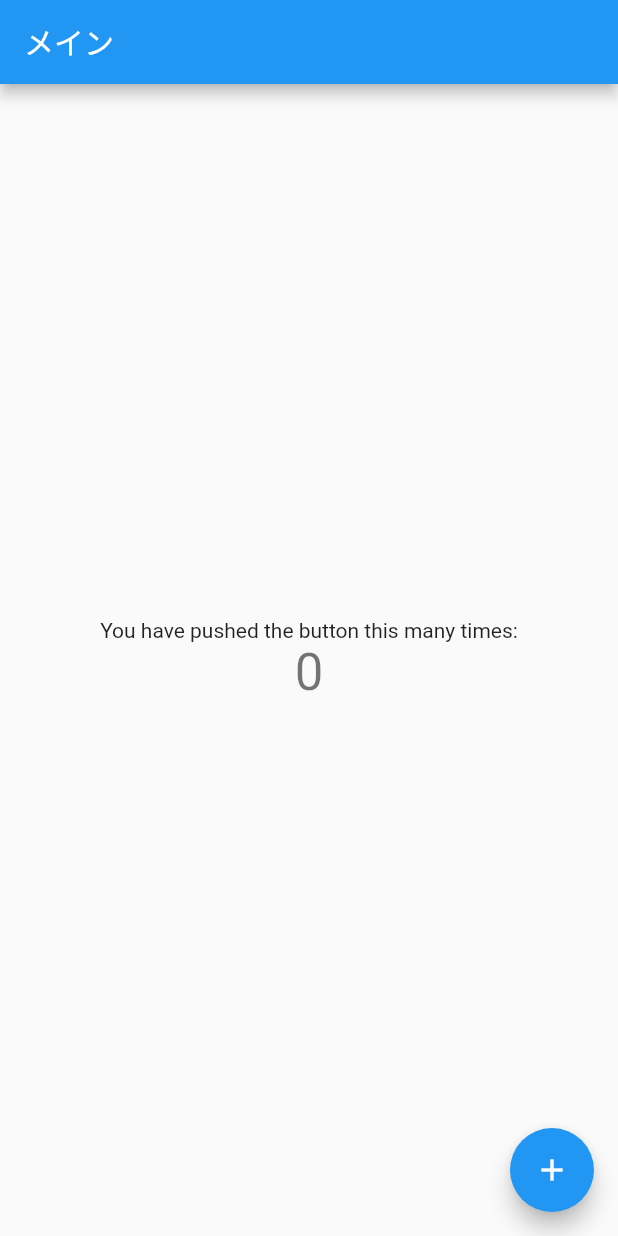
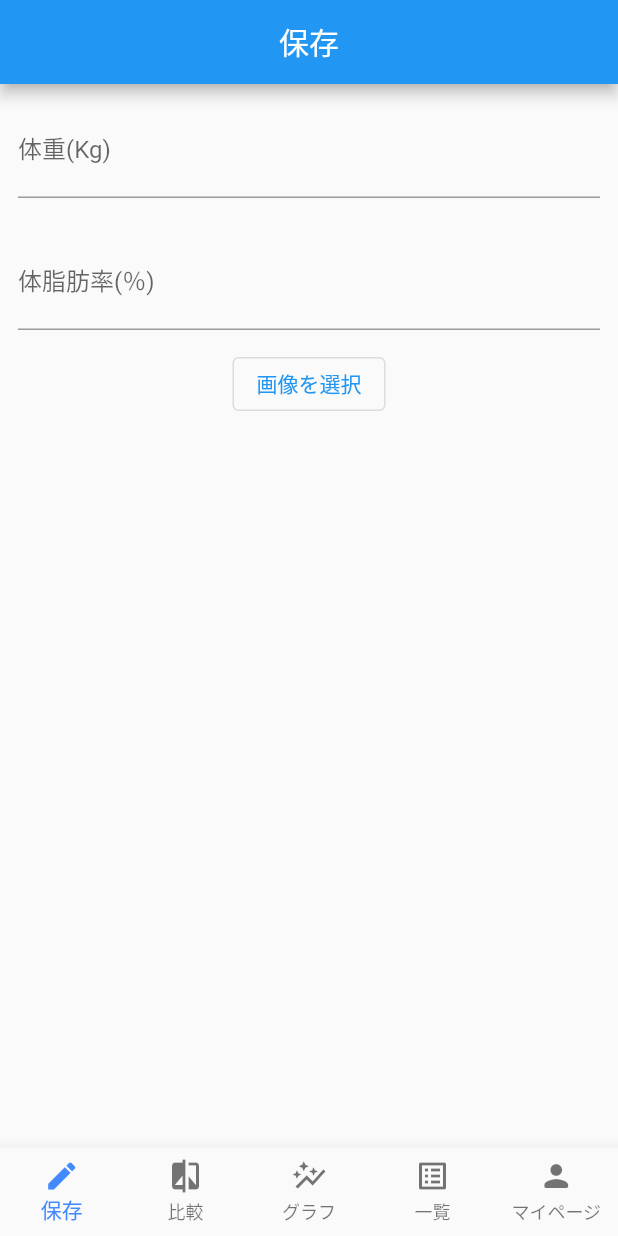
Before and after one commit to samuraituru/kinniku_test1, a Flutter app: the screen it shows after launch, on a phone screen of 412 x 824 dp. Run offline on Flutter 3.47's test engine with Material 2 defaults, Android fonts, the phone set to English and light mode, and no system bars; our stand-ins replace image_picker.

Commit message:
BottomNavigationBarItemの実装

```diff
--- a/lib/main.dart
+++ b/lib/main.dart
@@ -1,4 +1,5 @@
 import 'package:flutter/material.dart';
+import 'package:kinnikunikki_test/pages/BottomTabPage.dart';
 
 void main() {
   runApp(const MyApp());
@@ -11,11 +12,11 @@ class MyApp extends StatelessWidget {
   @override
   Widget build(BuildContext context) {
     return MaterialApp(
-      title: 'Flutter Demo',
       theme: ThemeData(
         primarySwatch: Colors.blue,
+        visualDensity: VisualDensity.adaptivePlatformDensity,
       ),
-      home: const MyHomePage(title: 'メイン'),
+      home: BottomTabPage(),
     );
   }
 }
@@ -33,11 +34,6 @@ class MyHomePage extends StatefulWidget {
 class _MyHomePageState extends State<MyHomePage> {
   int _counter = 0;
 
-  void _incrementCounter() {
-    setState(() {
-      _counter++;
-    });
-  }
 
   @override
   Widget build(BuildContext context) {
@@ -56,13 +52,17 @@ class _MyHomePageState extends State<MyHomePage> {
               '$_counter',
               style: Theme.of(context).textTheme.headline4,
             ),
+            TextButton(
+              onPressed: () {
+                Navigator.push(
+                  context,
+                  MaterialPageRoute(builder: (context) => BottomTabPage()),
+                );
+              },
+              child: Text('ok'),
+            ),
           ],
         ),
-      ),
-      floatingActionButton: FloatingActionButton(
-        onPressed: _incrementCounter,
-        tooltip: 'Increment',
-        child: const Icon(Icons.add),
       ),
     );
   }
--- /dev/null
+++ b/lib/pages/BottomTabPage.dart
@@ -0,0 +1,64 @@
+import 'package:flutter/material.dart';
+import 'package:kinnikunikki_test/pages/graph_page.dart';
+import 'package:kinnikunikki_test/pages/list_page.dart';
+import 'package:kinnikunikki_test/pages/my_page.dart';
+import 'package:kinnikunikki_test/pages/storage_page.dart';
+import 'package:kinnikunikki_test/pages/comparison_page.dart';
+
+class BottomTabPage extends StatefulWidget {
+  @override
+  State<StatefulWidget> createState() {
+    return _BottomTabPageState();
+  }
+}
+
+  var bartitle = <String>['保存','比較','グラフ','一覧','マイページ'];
+
+
+class _BottomTabPageState extends State<BottomTabPage> {
+  int _currentIndex = 0;
+  final _pageWidgets = [
+    StoragePage(),
+    ComparisonPage(),
+    GraphPage(),
+    ListPge(),
+    MyPage(),
+  ];
+
+  @override
+  Widget build(BuildContext context) {
+    return Scaffold(
+      body: _pageWidgets.elementAt(_currentIndex),
+      bottomNavigationBar: BottomNavigationBar(
+        items: <BottomNavigationBarItem>[
+          BottomNavigationBarItem(
+            icon: Icon(Icons.edit),
+            label: bartitle[0],
+          ),
+          BottomNavigationBarItem(
+            icon: Icon(Icons.compare),
+            label: bartitle[1],
+          ),
+          BottomNavigationBarItem(
+            icon: Icon(Icons.auto_graph_sharp),
+            label: bartitle[2],
+          ),
+          BottomNavigationBarItem(
+            icon: Icon(Icons.list_alt),
+            label: bartitle[3],
+          ),
+          BottomNavigationBarItem(
+            icon: Icon(Icons.person_rounded),
+            label: bartitle[4],
+          ),
+        ],
+        currentIndex: _currentIndex,
+        fixedColor: Colors.blueAccent,
+        onTap: _onItemTapped,
+        type: BottomNavigationBarType.fixed,
+      ),
+    );
+  }
+
+  void _onItemTapped(int index) => setState(() => _currentIndex = index );
+}
--- /dev/null
+++ b/lib/pages/storage_page.dart
@@ -0,0 +1,60 @@
+import 'dart:io';
+import 'package:flutter/material.dart';
+import 'package:kinnikunikki_test/pages/BottomTabPage.dart';
+import 'package:image_picker/image_picker.dart';
+
+class StoragePage extends StatelessWidget {
+
+  final ImagePicker _picker = ImagePicker();
+  File? _file;
+
+  @override
+  Widget build(BuildContext context) {
+    // TODO: implement build
+    return Scaffold(
+      appBar: AppBar(
+          title: Center(
+            child: Text(
+                bartitle[0]
+            ),
+          ),
+      ),
+      body: Container(
+        child: Column(
+          children: <Widget>[
+              //ここにカレンダーが入る
+            Padding(
+              padding: const EdgeInsets.all(12.0),
+              child: TextField(
+                  decoration: InputDecoration(
+                    labelText: '体重(Kg)',
+                    hintText: '体重(Kg)',
+                  ),
+                ),
+            ),
+            Padding(
+              padding: const EdgeInsets.all(12.0),
+              child: TextField(
+                  decoration: InputDecoration(
+                      labelText: '体脂肪率(％)',
+                      hintText: '体脂肪率(％)',
+                  ),
+                ),
+            ),
+            if(_file != null) Image.file(_file!, fit: BoxFit.cover,),
+            OutlinedButton(
+                onPressed: () async {
+                  final XFile? _image = await _picker.pickImage(source: ImageSource.gallery);
+                  _file = File(_image!.path);
+                  setState(() {});
+                },
+                child: const Text('画像を選択')
+            )
+          ],
+        ),
+      ),
+    );
+  }
+
+  void setState(Null Function() param0) {}
+}
--- a/pubspec.yaml
+++ b/pubspec.yaml
@@ -18,7 +18,7 @@ publish_to: 'none' # Remove this line if you wish to publish to pub.dev
 version: 1.0.0+1
 
 environment:
-  sdk: ">=2.16.2 <3.0.0"
+  sdk: ">=2.16.1 <3.0.0"
 
 # Dependencies specify other packages that your package needs in order to work.
 # To automatically upgrade your package dependencies to the latest versions
@@ -34,6 +34,7 @@ dependencies:
   # The following adds the Cupertino Icons font to your application.
   # Use with the CupertinoIcons class for iOS style icons.
   cupertino_icons: ^1.0.2
+  image_picker: ^0.8.5
 
 dev_dependencies:
   flutter_test:
```
Also changed, not shown: lib/pages/comparison_page.dart (added, +22 -0 lines), lib/pages/graph_page.dart (added, +22 -0 lines), lib/pages/list_page.dart (added, +22 -0 lines), lib/pages/my_page.dart (added, +22 -0 lines), pubspec.lock, 1 other file.
